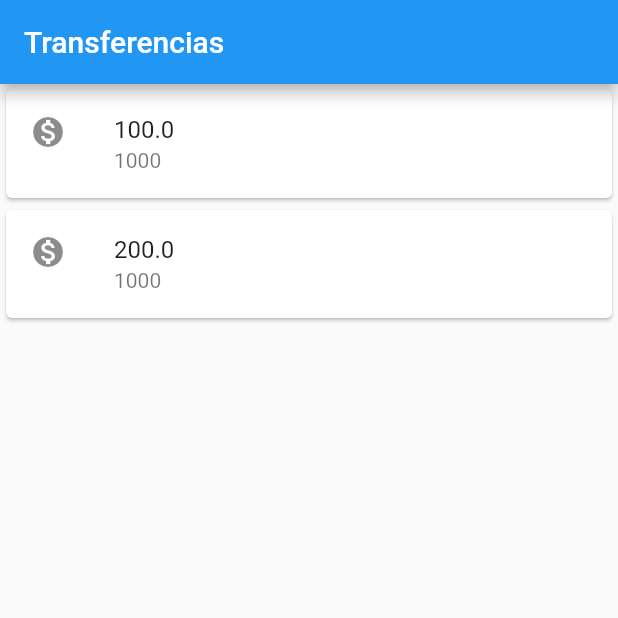
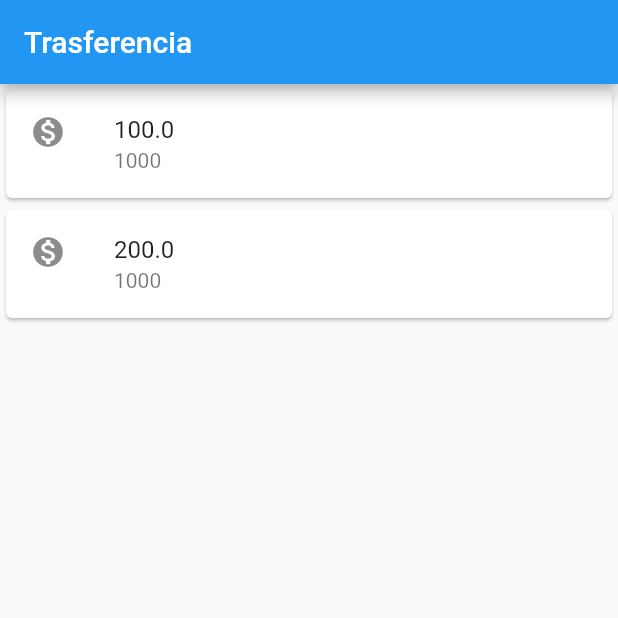
Before and after one commit to IgorHenriqueSouza/bytebank, a Flutter app: the screen it shows after launch, after a tap on the "add" icon, on a phone screen of 412 x 824 dp, the top half of it. Run offline on Flutter 3.47's test engine with Material 2 defaults, Android fonts, the phone set to English and light mode, and no system bars.

Commit message:
Alteração na estrutura do código

```diff
--- a/lib/main.dart
+++ b/lib/main.dart
@@ -2,28 +2,40 @@ import 'package:flutter/material.dart';
 
 void main() => runApp(MaterialApp(
       home: Scaffold(
-        body: Column(
+        body: ListaTransferencias(),
+        appBar: AppBar(
+          title: Text('Trasferencia'),
+        ),
+        floatingActionButton: FloatingActionButton(
+          child: Icon(Icons.add),
+          onPressed: () {
+            print('Adicionar');
+          },
+        ),
+      ),
+    ));
+
+class ListaTransferencias extends StatelessWidget {
+  @override
+  Widget build(BuildContext context) {
+    // TODO: implement build
+    return Column(
       children: <Widget>[
         Card(
           child: ListTile(
             leading: Icon(Icons.monetization_on),
             title: Text('100.0'),
             subtitle: Text('1000'),
-            )),
+          ),
+        ),
         Card(
           child: ListTile(
             leading: Icon(Icons.monetization_on),
             title: Text('200.0'),
             subtitle: Text('1000'),
-            )),
-          ],
-        ),
-        appBar: AppBar(
-          title: Text('Transferencias'),
-        ),
-        floatingActionButton: FloatingActionButton(
-          onPressed: () {},
-          child: Icon(Icons.add),
           ),
         ),
-    ));
+      ],
+    );
+  }
+}
```
Lines whose indentation alone changed are shown as unchanged.
